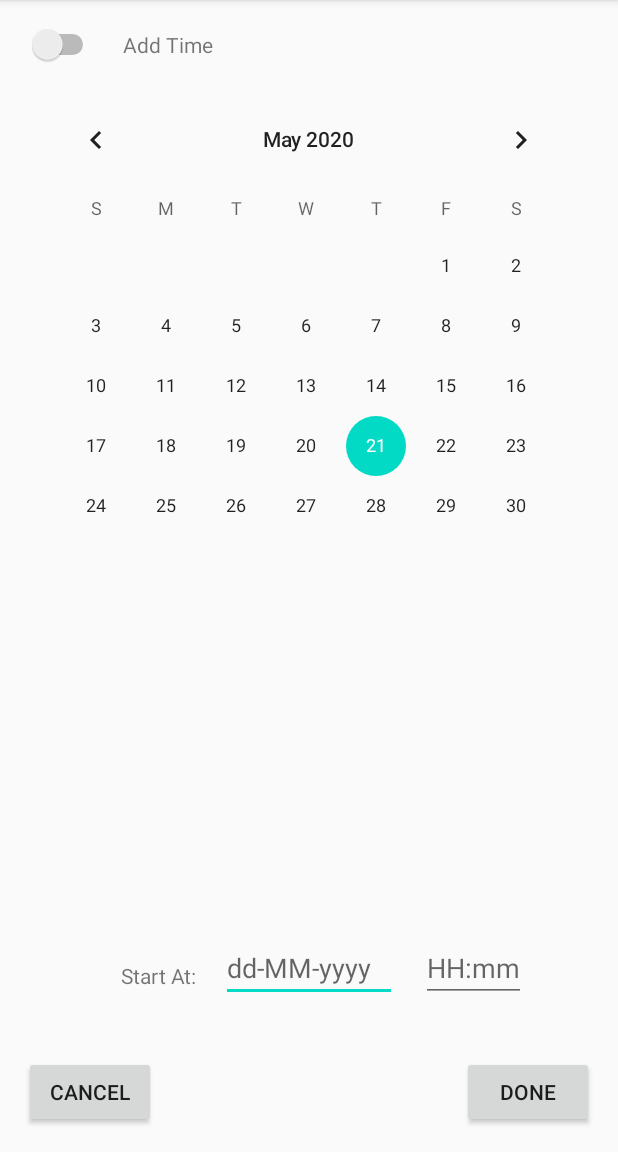
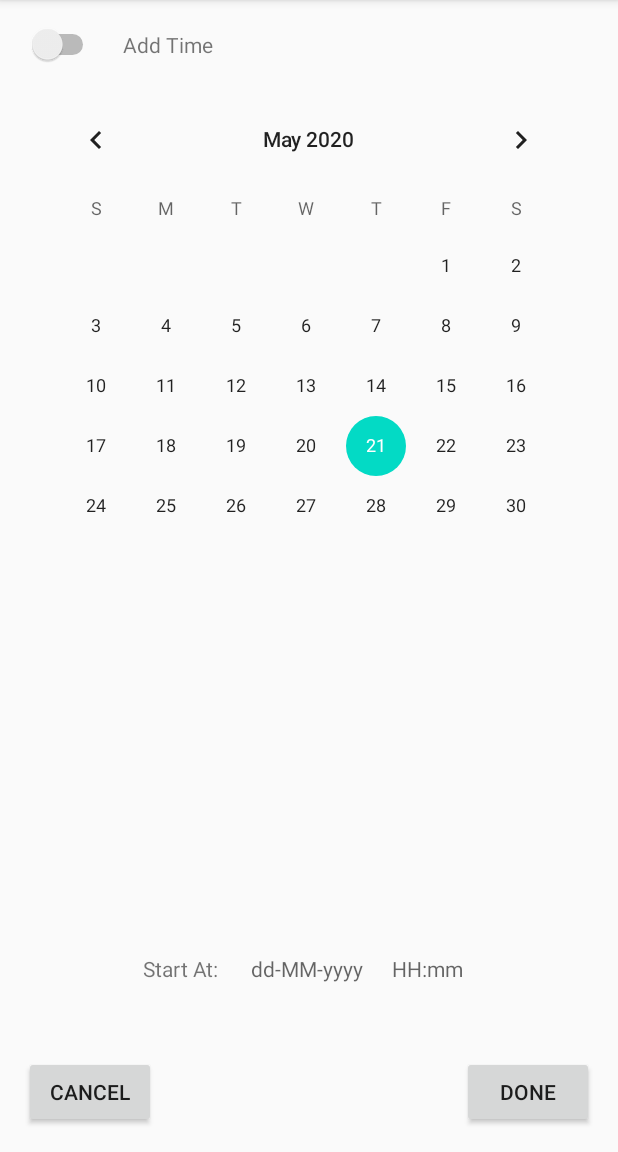
Before and after one commit to Ackermanm/App-Meeting, an Android app: the TimeActivity screen opened directly, with no data from a screen before it, on a phone screen of 412 x 824 dp, the part 84-1236 px from its top. Run offline under Robolectric (Android 15) with nearby library versions, the phone set to English and light mode, and no system bars.

Commit message:
format update

```diff
--- a/app/src/main/res/layout/activity_time.xml
+++ b/app/src/main/res/layout/activity_time.xml
@@ -79,35 +79,29 @@
 
     <TextView
         android:id="@+id/textStartTime"
-        android:layout_width="wrap_content"
-        android:layout_height="wrap_content"
-        android:layout_marginEnd="16dp"
+        android:layout_width="64dp"
+        android:layout_height="23dp"
+        android:layout_marginEnd="8dp"
         android:text="Start At:"
         app:layout_constraintBaseline_toBaselineOf="@+id/startDate"
         app:layout_constraintEnd_toStartOf="@+id/startDate" />
 
-    <EditText
+    <TextView
         android:id="@+id/startDate"
-        android:layout_width="117dp"
-        android:layout_height="41dp"
+        android:layout_width="78dp"
+        android:layout_height="32dp"
         android:layout_marginBottom="100dp"
-        android:editable="false"
-        android:ems="10"
         android:hint="dd-MM-yyyy"
-        android:inputType="date"
         app:layout_constraintBottom_toBottomOf="parent"
         app:layout_constraintEnd_toEndOf="parent"
         app:layout_constraintStart_toStartOf="parent" />
 
-    <EditText
+    <TextView
         android:id="@+id/startTime"
-        android:layout_width="70dp"
-        android:layout_height="41dp"
+        android:layout_width="66dp"
+        android:layout_height="32dp"
         android:layout_marginStart="16dp"
-        android:editable="false"
-        android:ems="10"
         android:hint="HH:mm"
-        android:inputType="time"
         app:layout_constraintBaseline_toBaselineOf="@+id/startDate"
         app:layout_constraintStart_toEndOf="@+id/startDate" />
 
```
